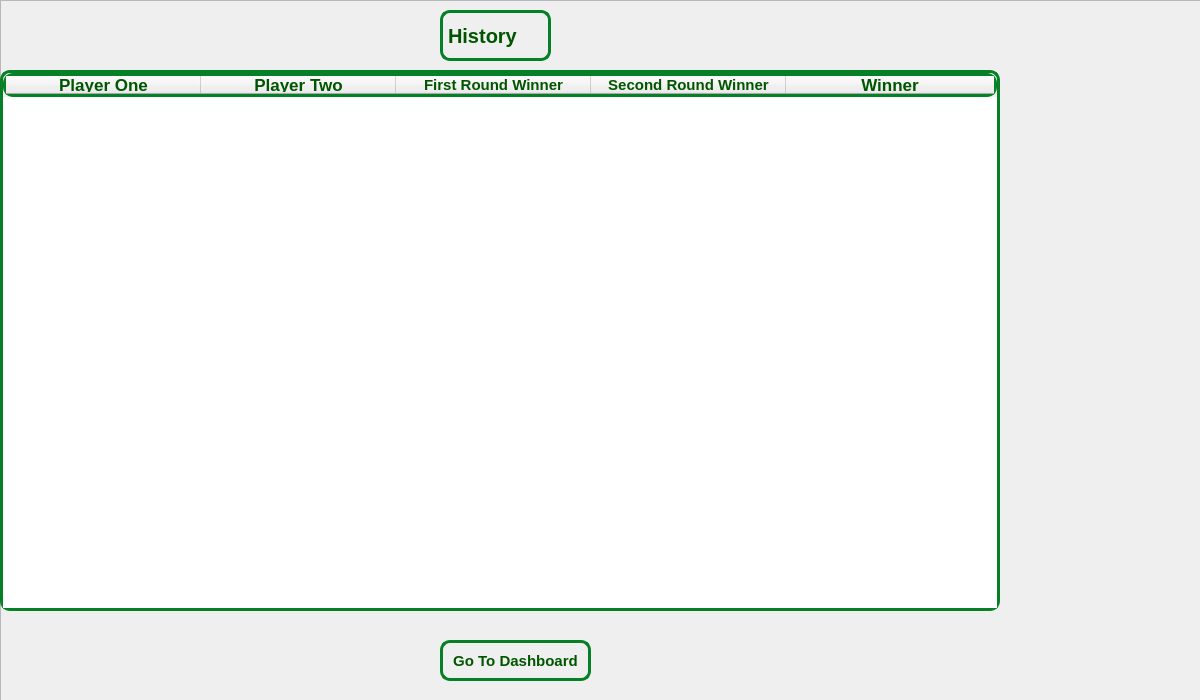
Old version of the form windows/History/history.ui in the repository hamidreza2005/PlanetVsZombies.
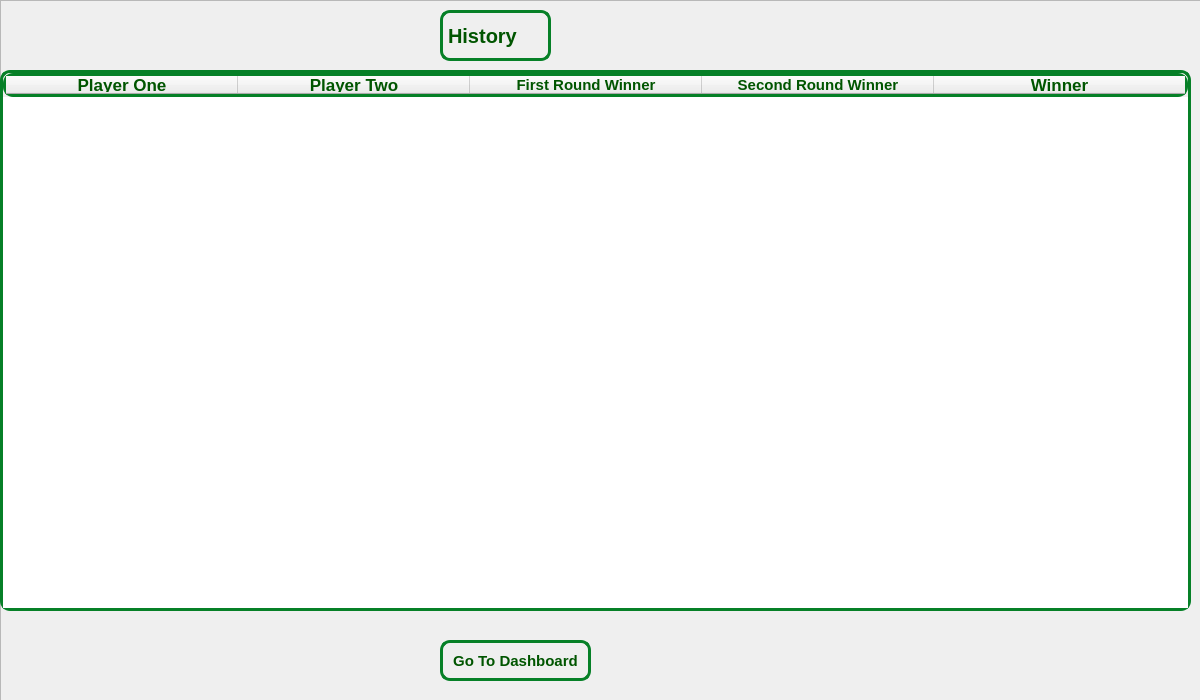
New version of the form. Icons and pictures are not drawn.

Patch:
```diff
--- a/windows/History/history.ui
+++ b/windows/History/history.ui
@@ -44,7 +44,7 @@
      <rect>
       <x>0</x>
       <y>70</y>
-      <width>1000</width>
+      <width>1191</width>
       <height>541</height>
      </rect>
     </property>
@@ -78,7 +78,7 @@
      <bool>false</bool>
     </attribute>
     <attribute name="horizontalHeaderDefaultSectionSize">
-     <number>195</number>
+     <number>232</number>
     </attribute>
     <attribute name="horizontalHeaderShowSortIndicator" stdset="0">
      <bool>false</bool>
```
Left out of the diff: 9 changed lines with no effect on the pictures.
